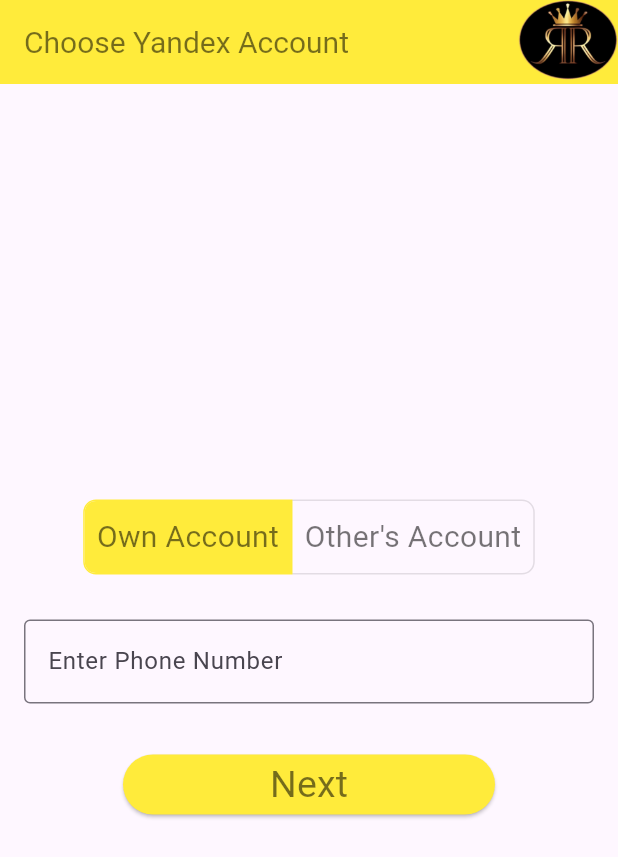
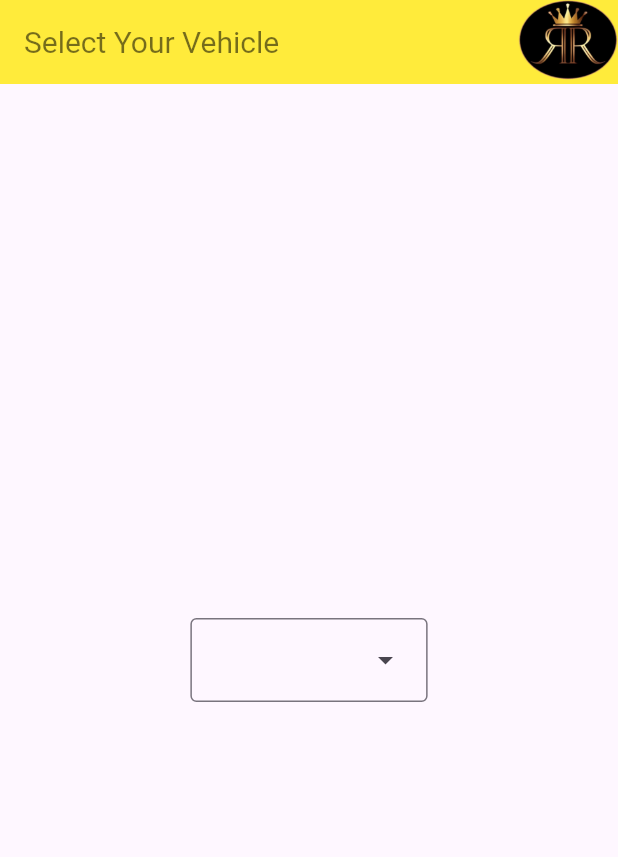
Before and after one commit to 47Goutham/driver_app, a Flutter app: the screen it shows after launch, on a phone screen of 412 x 824 dp. Shown: the top 857 px of the screen. Run offline on Flutter 3.47's test engine with Material 3 defaults, Android fonts, the phone set to English and light mode, and no system bars; our stand-ins replace firebase_auth, firebase_core, flutter_spinkit, pin_code_fields; missing offline and left inert: dart:ffi; accounts and stored records are empty.

Commit message:
some updates

```diff
--- a/lib/main.dart
+++ b/lib/main.dart
@@ -1,10 +1,37 @@
 import 'dart:async';
+import 'package:driver_app/UI/screens/home/company_selection_page.dart';
+import 'package:driver_app/UI/screens/home/rr_account_selection_page.dart';
+import 'package:driver_app/models/user.dart';
+import 'package:driver_app/ui/widgets/user_data_inherited_widget.dart';
+import 'package:firebase_core/firebase_core.dart';
 import 'package:flutter/material.dart';
 import 'UI/screens/splash_page.dart';
+import 'firebase_options.dart';
 
-Future<void> main() async {
-  runApp( MaterialApp(
-      debugShowCheckedModeBanner: false,
-      //theme: ThemeData(useMaterial3: true),
-      home: const SplashScreen()));
+void main() async {
+  WidgetsFlutterBinding.ensureInitialized();
+  await Firebase.initializeApp(options: DefaultFirebaseOptions.currentPlatform);
+  runApp( MyApp() );
 }
+
+class MyApp extends StatefulWidget {
+  const MyApp({super.key});
+
+  @override
+  State<MyApp> createState() => _MyAppState();
+}
+
+class _MyAppState extends State<MyApp> {
+  @override
+  Widget build(BuildContext context) {
+    return UserDataInheritedWidget(
+      userData: UserData(),
+      child:  MaterialApp(
+          debugShowCheckedModeBanner: false,
+          //theme: ThemeData(useMaterial3: true),
+         home: SplashScreen()),
+
+
+    );
+  }
+}
--- a/lib/models/user.dart
+++ b/lib/models/user.dart
@@ -1,23 +1,16 @@
 import 'package:driver_app/models/vehicle.dart';
-
-
-class MyUser {
-  final String uid;
-  MyUser({required this.uid});
-
-}
 
 class UserData {
 
   String? uid;
-  String yandexId;
-  Vehicle? currentVehicle;
-  String name;
-  String phone;
-  String workRuleId;
-
-  UserData({required this.name, required this.yandexId,required this.phone,required this.workRuleId,required this.currentVehicle});
-
-
-
+  String? yandexId;
+  Vehicle? currentVehicleInYandex;
+  Vehicle? currentVehicleReal;
+  String? nameInYandex;
+  String? nameReal;
+  String? phoneNumberYandex;
+  String? phoneNumberReal;
+  String? workRuleId;
+  String? photoURL;
+  String? workingCompany;
 }
--- a/lib/ui/screens/authenticate/otp_input_page.dart
+++ b/lib/ui/screens/authenticate/otp_input_page.dart
@@ -3,6 +3,7 @@ import 'package:driver_app/ui/screens/home/user_name_input_page.dart';
 import 'package:flutter/material.dart';
 import 'package:pin_code_fields/pin_code_fields.dart';
 
+import '../../widgets/user_data_inherited_widget.dart';
 import '../error_page.dart';
 
 class OTPInputPage extends StatefulWidget {
@@ -55,6 +56,8 @@ class _OTPInputPageState extends State<OTPInputPage> {
                       .then((result) {
                     if (result == 'success') {
 
+                      UserDataInheritedWidget.of(context).userData.uid = FirebaseAuthService.currentFirebaseUser()?.uid;
+                      UserDataInheritedWidget.of(context).userData.phoneNumberReal = FirebaseAuthService.currentFirebaseUser()?.phoneNumber;
 
 
                       //NAVIGATE TO USERNAMEINPUTPAGE
--- a/lib/ui/screens/home/user_name_input_page.dart
+++ b/lib/ui/screens/home/user_name_input_page.dart
@@ -3,6 +3,7 @@ import 'package:driver_app/ui/screens/home/home.dart';
 import 'package:driver_app/ui/widgets/home_wrapper.dart';
 import 'package:flutter/material.dart';
 
+import '../../widgets/user_data_inherited_widget.dart';
 import '../error_page.dart';
 
 class UserNameInputPage extends StatefulWidget {
@@ -22,6 +23,9 @@ class _UserNameInputPageState extends State<UserNameInputPage> {
   void initState() {
     super.initState();
     userNameController.text = displayName ?? '';
+
+
+
   }
 
   @override
@@ -65,6 +69,7 @@ class _UserNameInputPageState extends State<UserNameInputPage> {
                       });
 
                       FirebaseAuthService.updateName(userNameController.text.trim()).then((_) {
+                        UserDataInheritedWidget.of(context).userData.nameReal = FirebaseAuthService.currentFirebaseUser()?.displayName;
                           //navigate to  home
                         Navigator.of(context).pushReplacement(
                           PageRouteBuilder<void>(
--- a/lib/ui/screens/home/vehicle_selection_page.dart
+++ b/lib/ui/screens/home/vehicle_selection_page.dart
@@ -0,0 +1,103 @@
+import 'dart:ffi';
+
+import 'package:flutter/material.dart';
+import 'package:driver_app/ui/widgets/user_data_inherited_widget.dart';
+
+class VehicleSelectionPage extends StatefulWidget {
+  const VehicleSelectionPage({super.key});
+
+  @override
+  State<VehicleSelectionPage> createState() => _VehicleSelectionPageState();
+}
+
+class _VehicleSelectionPageState extends State<VehicleSelectionPage> {
+  @override
+  Widget build(BuildContext context) {
+    return Scaffold(
+        appBar: AppBar(
+          title: const Text('Select Your Vehicle'),
+          backgroundColor: Colors.yellow,
+          titleTextStyle: const TextStyle(color: Colors.black54, fontSize: 20, fontFamily: 'Roboto'),
+          actions: [Image.asset('assets/images/logo.png')],
+        ),
+        body:  Center(
+            child: Column(
+              mainAxisAlignment: MainAxisAlignment.center,
+              children: [
+                DropdownMenu<String>(
+                  enableFilter: true,
+                  enableSearch: true,
+                  requestFocusOnTap: true,
+                  dropdownMenuEntries: [
+                     DropdownMenuEntry(value: 'Goutham', label: 'Goutham'),
+                    DropdownMenuEntry(value: 'Nana', label: 'nana'),
+                    DropdownMenuEntry(value: 'Julia', label: 'Julia'),
+                    DropdownMenuEntry(value: 'Park', label: 'Park'),
+                    DropdownMenuEntry(value: 'Disha', label: 'Disha'),
+                  ],
+                )
+                // ElevatedButton(
+                //     onPressed: loading
+                //         ? null
+                //         : ()  {
+                //       final phoneNumber = phoneNumberController.text.trim();
+                //
+                //       if (phoneNumber.isEmpty || phoneNumber == '+374') {
+                //         setState(() {
+                //           phoneNumberError = 'Please enter phone number';
+                //         });
+                //       } else if (!HelperFunctions.isValidArmenianPhoneNumber(phoneNumber)) {
+                //         setState(() {
+                //           phoneNumberError = 'Invalid Armenian Number';
+                //         });
+                //       } else if (phoneNumber == FirebaseAuthService.currentFirebaseUser()!.phoneNumber && selected[1] == true) {
+                //         setState(() {
+                //           phoneNumberError = 'This is your Own Account number';
+                //         });
+                //       } else {
+                //         setState(() {
+                //           phoneNumberError = null;
+                //           loading = true;
+                //         });
+                //
+                //
+                //
+                //         HelperFunctions.checkPhoneNumberExists(phoneNumber, UserDataInheritedWidget.of(context).userData).then((val) {
+                //           Navigator.of(context).pushReplacement(
+                //             PageRouteBuilder<void>(
+                //               pageBuilder: (BuildContext context, Animation<double> animation, Animation<double> secondaryAnimation) {
+                //                 const Offset begin = Offset(1.0, 0.0); // starting position (right of the screen)
+                //                 const Offset end = Offset(0.0, 0.0); // ending position (left of the screen)
+                //                 var tween = Tween(begin: begin, end: end);
+                //
+                //                 var offsetAnimation = animation.drive(tween);
+                //                 return SlideTransition(position: offsetAnimation, child: const Home());
+                //               },
+                //               transitionDuration: const Duration(milliseconds: 500), // Increase the duration to slow down the animation
+                //             ),
+                //           );
+                //         }).catchError((err) {
+                //           setState(() {
+                //             phoneNumberError = err;
+                //             loading = false;
+                //           });
+                //         });
+                //       }
+                //     },
+                //     style: ButtonStyle(backgroundColor: MaterialStateProperty.all<Color>(Colors.yellow)),
+                //     child: SizedBox(
+                //       height: 40,
+                //       width: 200,
+                //       child: Center(
+                //         child: loading
+                //             ? const LinearProgressIndicator(
+                //           color: Colors.black,
+                //           backgroundColor: Colors.black26,
+                //         )
+                //             : const Text('Next', style: TextStyle(color: Colors.black54, fontSize: 25, fontWeight: FontWeight.w400)),
+                //       ),
+                //     )),
+              ],
+            )));
+  }
+}
--- a/lib/ui/screens/splash_page.dart
+++ b/lib/ui/screens/splash_page.dart
@@ -1,4 +1,5 @@
 import 'package:driver_app/UI/screens/error_page.dart';
+import 'package:driver_app/UI/screens/home/rr_account_selection_page.dart';
 import 'package:driver_app/UI/widgets/wrapper.dart';
 import 'package:firebase_core/firebase_core.dart';
 import 'package:flutter/material.dart';
@@ -49,6 +50,7 @@ class _SplashScreenState extends State<SplashScreen>
               return FadeTransition(
                   opacity: animation,
                   child: Wrapper()
+                 // child: AccountSelectionPage()
               );
             },
             transitionDuration: Duration(seconds: 1,milliseconds: 500), // Increase the duration to slow down the animation
--- /dev/null
+++ b/lib/ui/widgets/user_data_inherited_widget.dart
@@ -0,0 +1,22 @@
+import 'package:flutter/material.dart';
+
+import '../../models/user.dart';
+
+class UserDataInheritedWidget extends InheritedWidget {
+  final UserData userData;
+
+  const UserDataInheritedWidget({super.key,
+    required this.userData,
+    required super.child,
+  });
+
+  static UserDataInheritedWidget of(BuildContext context) {
+
+      return context.dependOnInheritedWidgetOfExactType<UserDataInheritedWidget>()!;
+  }
+
+  @override
+  bool updateShouldNotify(UserDataInheritedWidget oldWidget) {
+    return  userData != oldWidget.userData;
+  }
+}
--- a/lib/ui/widgets/wrapper.dart
+++ b/lib/ui/widgets/wrapper.dart
@@ -1,8 +1,8 @@
 import 'package:driver_app/services/auth.dart';
 import 'package:driver_app/ui/widgets/home_wrapper.dart';
 import 'package:flutter/material.dart';
-import '../screens/home/company_selection_page.dart';
-import '../screens/home/rr_account_selection_page.dart';
+
+import 'package:driver_app/ui/screens/home/vehicle_selection_page.dart';
 import 'authentication.dart';
 
 
@@ -11,7 +11,7 @@ class Wrapper extends StatelessWidget {
 
   @override
   Widget build(BuildContext context) {
-    return AccountSelectionPage();
-  //  return FirebaseAuthService.currentFirebaseUser() == null ? const Authentication() :  const HomeWrapper() ;
+    return VehicleSelectionPage();
+   // return FirebaseAuthService.currentFirebaseUser() == null ? const Authentication() :  HomeWrapper() ;
   }
 }
```
Also changed, not shown: lib/services/helper_functions.dart (+26 -16 lines), lib/services/yandex_api.dart (+11 -1 lines), lib/ui/screens/home/company_selection_page.dart (+33 -3 lines), lib/ui/screens/home/rr_account_selection_page.dart (+33 -5 lines), lib/ui/widgets/home_wrapper.dart (+6 -1 lines).
